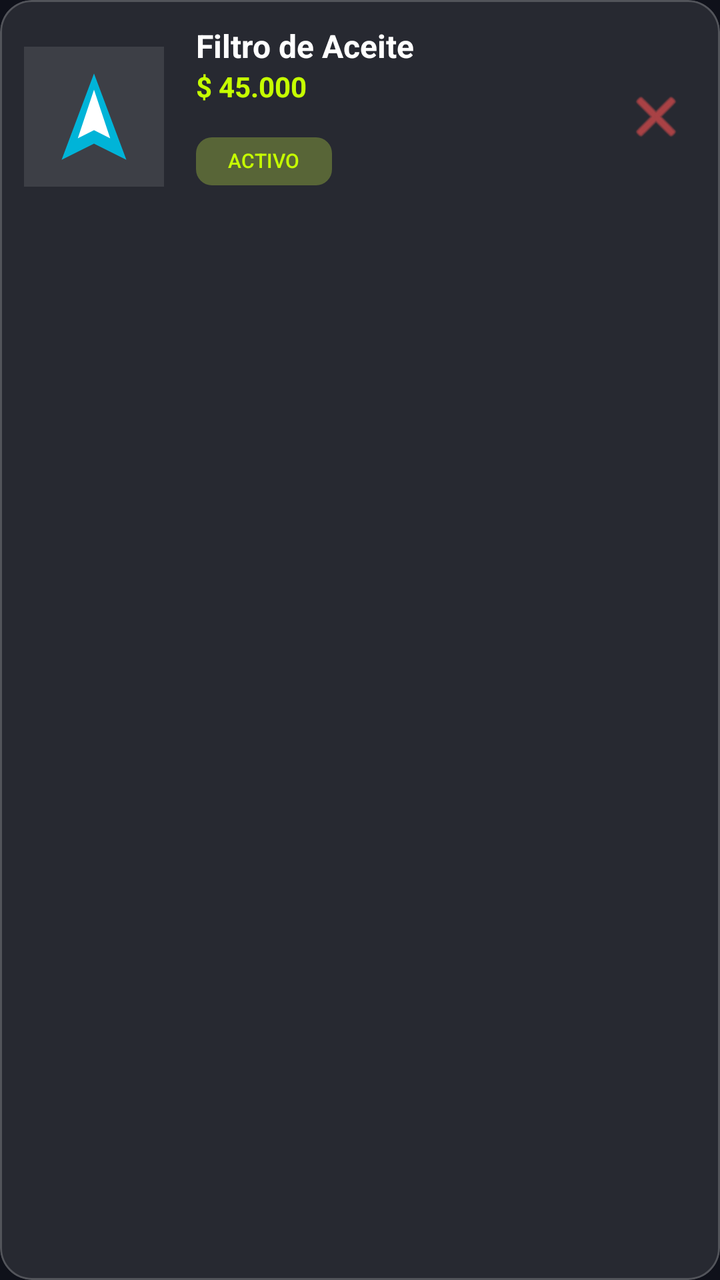
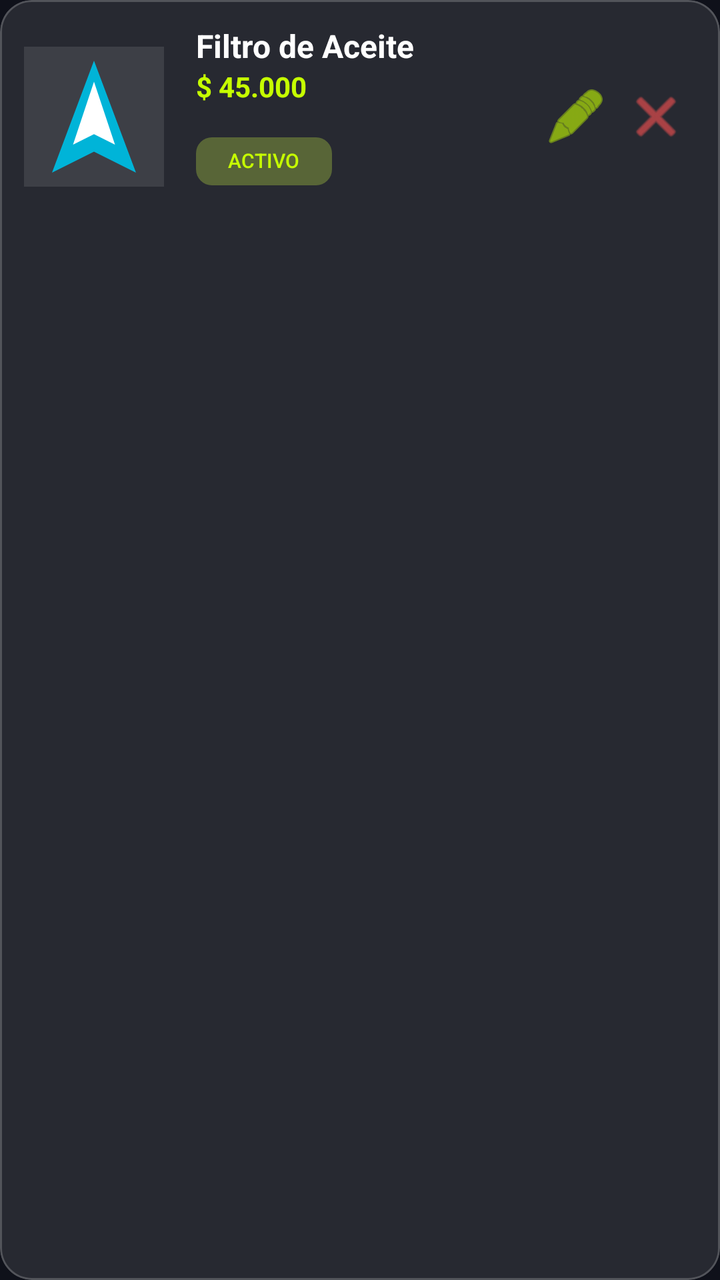

Screens rendered from an Android XML layout before and after an edit, with the pre-edit source and the edit as a unified diff.
<!-- AndroidManifest.xml: application theme Theme.VoltCore -->
<!-- res/layout/item_vendor_product.xml -->
<?xml version="1.0" encoding="utf-8"?>
<com.google.android.material.card.MaterialCardView xmlns:android="http://schemas.android.com/apk/res/android"
    xmlns:app="http://schemas.android.com/apk/res-auto"
    android:layout_width="match_parent"
    android:layout_height="wrap_content"
    android:layout_marginBottom="12dp"
    app:cardBackgroundColor="@color/glass_surface"
    app:cardCornerRadius="16dp"
    app:strokeColor="@color/glass_stroke"
    app:strokeWidth="1dp">

    <LinearLayout
        android:layout_width="match_parent"
        android:layout_height="wrap_content"
        android:orientation="horizontal"
        android:padding="12dp"
        android:gravity="center_vertical">

        <ImageView
            android:id="@+id/ivProduct"
            android:layout_width="70dp"
            android:layout_height="70dp"
            android:background="#1AFFFFFF"
            android:padding="8dp"
            android:src="@drawable/ic_voltcore_logo"
            android:scaleType="centerInside"/>

        <LinearLayout
            android:layout_width="0dp"
            android:layout_height="wrap_content"
            android:layout_weight="1"
            android:orientation="vertical"
            android:layout_marginStart="16dp">

            <TextView
                android:id="@+id/tvProductName"
                android:layout_width="wrap_content"
                android:layout_height="wrap_content"
                android:text="Filtro de Aceite"
                android:textColor="@color/white"
                android:textSize="16sp"
                android:textStyle="bold" />

            <TextView
                android:id="@+id/tvProductPrice"
                android:layout_width="wrap_content"
                android:layout_height="wrap_content"
                android:text="$ 45.000"
                android:textColor="@color/volt_primary"
                android:textStyle="bold" />

            <com.google.android.material.chip.Chip
                android:id="@+id/chipStatus"
                android:layout_width="wrap_content"
                android:layout_height="wrap_content"
                android:text="ACTIVO"
                app:chipBackgroundColor="#33C6FF00"
                android:textColor="@color/volt_primary"
                android:textSize="10sp"
                app:chipMinHeight="24dp"
                app:chipStrokeWidth="0dp"
                android:layout_marginTop="4dp"/>
        </LinearLayout>

        <ImageButton
            android:id="@+id/btnArchive"
            android:layout_width="40dp"
            android:layout_height="40dp"
            android:background="?attr/selectableItemBackgroundBorderless"
            android:src="@android:drawable/ic_menu_close_clear_cancel"
            app:tint="#FF5252"
            android:contentDescription="Archivar" />

    </LinearLayout>
</com.google.android.material.card.MaterialCardView>
<!-- resources referenced by this layout -->
<resources>
  <color name="glass_stroke">#33FFFFFF</color>
  <color name="glass_surface">#1AFFFFFF</color>
  <color name="volt_primary">#C6FF00</color>
  <color name="white">#FFFFFFFF</color>
  <!-- drawable ic_voltcore_logo (drawable) -->
  <vector xmlns:android="http://schemas.android.com/apk/res/android"
      android:width="200dp"
      android:height="200dp"
      android:viewportWidth="200"
      android:viewportHeight="200">
      <path
          android:fillColor="#00B4D8"
          android:pathData="M100,20 L160,180 L100,150 L40,180 Z" />
      <path
          android:fillColor="#FFFFFF"
          android:pathData="M100,50 L130,140 L100,125 L70,140 Z" />
  </vector>
  <style name="Theme.VoltCore" parent="Base.Theme.VoltCore" />
  <style name="Base.Theme.VoltCore" parent="Theme.Material3.DayNight.NoActionBar">
          
          <item name="colorPrimary">@color/volt_primary</item>
          <item name="android:windowBackground">@color/volt_background</item>
          <item name="colorSurface">@color/glass_surface</item>
          <item name="colorOnSurface">@color/white</item>
      </style>
  <color name="volt_background">#0F111A</color>
</resources>

<!-- the commit's change to res/layout/item_vendor_product.xml (unified diff, before → after) -->
@@ -21,9 +21,8 @@
             android:layout_width="70dp"
             android:layout_height="70dp"
             android:background="#1AFFFFFF"
-            android:padding="8dp"
             android:src="@drawable/ic_voltcore_logo"
-            android:scaleType="centerInside"/>
+            android:scaleType="centerCrop"/>
 
         <LinearLayout
             android:layout_width="0dp"
@@ -63,6 +62,15 @@
         </LinearLayout>
 
         <ImageButton
+            android:id="@+id/btnEdit"
+            android:layout_width="40dp"
+            android:layout_height="40dp"
+            android:background="?attr/selectableItemBackgroundBorderless"
+            android:src="@android:drawable/ic_menu_edit"
+            app:tint="@color/volt_primary"
+            android:contentDescription="Editar" />
+
+        <ImageButton
             android:id="@+id/btnArchive"
             android:layout_width="40dp"
             android:layout_height="40dp"
